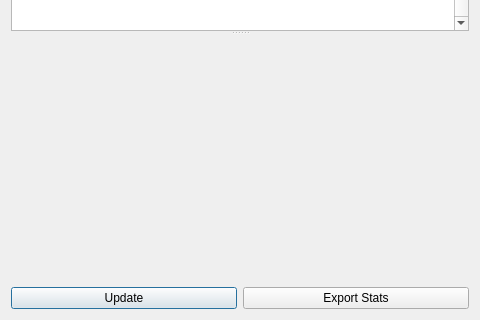
Qt form ui/ui_roitool_dialog.ui (beeoda/roi_plugin) before a commit; both pictures show x 0 to 480 and y 320 to 640 of the 480 by 640 pixel window.
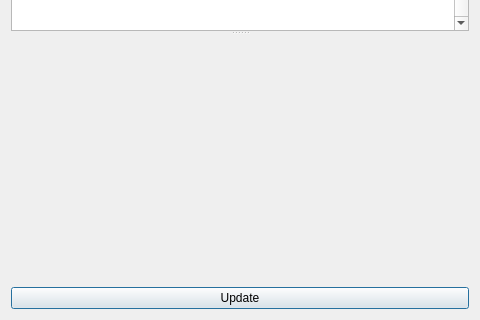
The same form after that commit.

Commit message: delete unimplemented 'export stats' button

```diff
--- a/ui/ui_roitool_dialog.ui
+++ b/ui/ui_roitool_dialog.ui
@@ -138,13 +138,6 @@
         </property>
        </widget>
       </item>
-      <item row="0" column="1">
-       <widget class="QPushButton" name="but_savestats">
-        <property name="text">
-         <string>Export Stats</string>
-        </property>
-       </widget>
-      </item>
      </layout>
     </widget>
    </item>
```
The commit also changes 1 other file.
